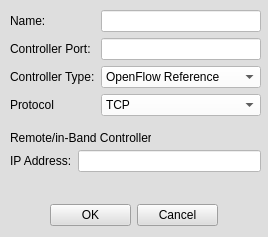
Old version of the form netflux5g-editor/src/gui/ui/Controller_properties.ui in the repository adaptivenetworklab/NetFlux5G.
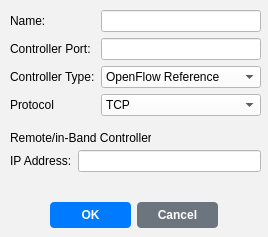
New version of the form.

```diff
--- a/netflux5g-editor/src/gui/ui/Controller_properties.ui
+++ b/netflux5g-editor/src/gui/ui/Controller_properties.ui
@@ -14,7 +14,7 @@
    <string>MainWindow</string>
   </property>
   <property name="styleSheet">
-   <string notr="true">background-color: rgb(222, 222, 222);</string>
+   <string notr="true">background-color: rgb(242, 242, 242);</string>
   </property>
   <widget class="QWidget" name="centralwidget">
    <widget class="QLabel" name="label_5">
@@ -42,6 +42,24 @@
     <layout class="QGridLayout" name="gridLayout">
      <item row="0" column="0">
       <widget class="QPushButton" name="Controller_OKButton">
+       <property name="styleSheet">
+        <string notr="true">
+         QPushButton {
+          background-color: rgb(0, 123, 255);
+          color: white;
+          border: none;
+          padding: 6px 12px;
+          border-radius: 4px;
+          font-weight: bold;
+         }
+         QPushButton:hover {
+          background-color: rgb(0, 105, 217);
+         }
+         QPushButton:pressed {
+          background-color: rgb(0, 86, 179);
+         }
+        </string>
+       </property>
        <property name="text">
         <string>OK</string>
        </property>
@@ -49,6 +67,24 @@
      </item>
      <item row="0" column="1">
       <widget class="QPushButton" name="Controller_CancelButton">
+       <property name="styleSheet">
+        <string notr="true">
+         QPushButton {
+          background-color: rgb(108, 117, 125);
+          color: white;
+          border: none;
+          padding: 6px 12px;
+          border-radius: 4px;
+          font-weight: bold;
+         }
+         QPushButton:hover {
+          background-color: rgb(90, 98, 104);
+         }
+         QPushButton:pressed {
+          background-color: rgb(73, 80, 87);
+         }
+        </string>
+       </property>
        <property name="text">
         <string>Cancel</string>
        </property>
```
